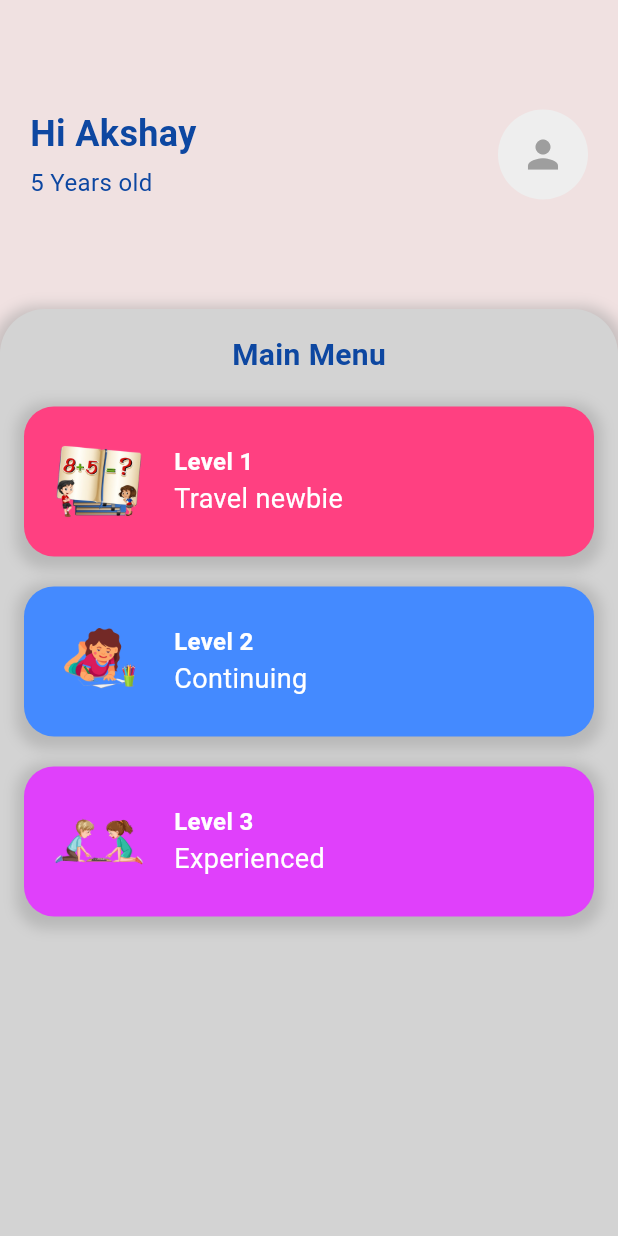
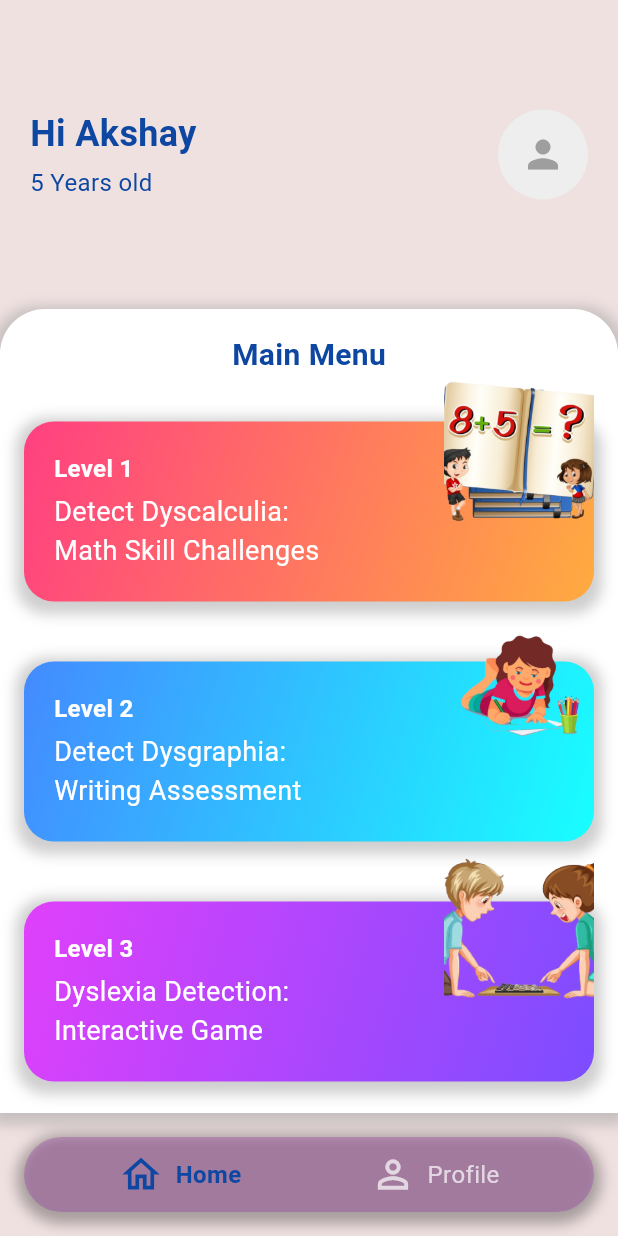
Before and after one commit to MinahilNaseer/DREAM, a Flutter app: the screen it shows after launch, on a phone screen of 412 x 824 dp. Run offline on Flutter 3.47's test engine with Material 3 defaults, Android fonts, the phone set to English and light mode, and no system bars.

Commit message:
Added bottom navigation

```diff
--- a/lib/screens/mainmenu.dart
+++ b/lib/screens/mainmenu.dart
@@ -1,8 +1,30 @@
 import 'package:flutter/material.dart';
 import '../widgets/menu-widget.dart'; // Import the widget
+import '../widgets/bottomnavigation.dart'; // Import the bottom nav widget
 
-class MainMenu extends StatelessWidget {
+class MainMenu extends StatefulWidget {
   const MainMenu({super.key});
+
+  @override
+  _MainMenuState createState() => _MainMenuState();
+}
+
+class _MainMenuState extends State<MainMenu> {
+  int _selectedIndex = 0;
+
+  void _onItemTapped(int index) {
+    setState(() {
+      _selectedIndex = index;
+    });
+
+    // Handle navigation based on selected index
+    if (index == 0) {
+      // Do nothing, we're already on the MainMenu
+    } else if (index == 1) {
+      // Navigate to Profile Page
+      Navigator.pushNamed(context, '/profile');
+    }
+  }
 
   @override
   Widget build(BuildContext context) {
@@ -61,7 +83,7 @@ class MainMenu extends StatelessWidget {
                 width: double.infinity,
                 padding: const EdgeInsets.all(16.0),
                 decoration: BoxDecoration(
-                  color: const Color(0xFFD3D3D3), // Soft grey for container
+                  color: Colors.white, // Soft grey for container
                   borderRadius: const BorderRadius.only(
                     topLeft: Radius.circular(30),
                     topRight: Radius.circular(30),
@@ -86,37 +108,48 @@ class MainMenu extends StatelessWidget {
                           color: Color(0xFF0D47A1),
                         ),
                       ),
-                      const SizedBox(height: 20),
+                      const SizedBox(height: 30),
                       // First level card
                       LevelCard(
                         level: "Level 1",
-                        title: "Travel newbie",
+                        title: "Detect Dyscalculia: ",
+                        subtitle: "Math Skill Challenges",
                         imageUrl: "assets/images/math-problem.png", // Local image asset
-                        color: Colors.pinkAccent,
+                        gradientColors: [Colors.pinkAccent, Colors.orangeAccent],
                       ),
-                      const SizedBox(height: 20),
+                      const SizedBox(height: 40),
                       // Second level card
                       LevelCard(
                         level: "Level 2",
-                        title: "Continuing",
+                        title: "Detect Dysgraphia: ",
+                        subtitle: "Writing Assessment",
                         imageUrl: "assets/images/writing-girl.png", // Local image asset
-                        color: Colors.blueAccent,
+                        gradientColors: [Colors.blueAccent, Colors.cyanAccent],
                       ),
-                      const SizedBox(height: 20),
+                      const SizedBox(height: 40),
                       // Third level card
                       LevelCard(
                         level: "Level 3",
-                        title: "Experienced",
+                        title: "Dyslexia Detection:",
+                        subtitle: "Interactive Game",
                         imageUrl: "assets/images/kids-playing-game.png", // Local image asset
-                        color: Colors.purpleAccent,
+                        gradientColors: [Colors.purpleAccent, Colors.deepPurpleAccent],
                       ),
                     ],
                   ),
                 ),
               ),
+
             ),
+
           ],
+
         ),
+
+      ),
+      bottomNavigationBar: BottomNavBar(
+        currentIndex: _selectedIndex, // Pass the current index
+        onTap: _onItemTapped, // Handle the tab change
       ),
     );
   }
--- /dev/null
+++ b/lib/widgets/bottomnavigation.dart
@@ -0,0 +1,77 @@
+import 'package:flutter/material.dart';
+
+class BottomNavBar extends StatelessWidget {
+  final int currentIndex;
+  final Function(int) onTap;
+
+  const BottomNavBar({
+    Key? key,
+    required this.currentIndex,
+    required this.onTap,
+  }) : super(key: key);
+
+  @override
+  Widget build(BuildContext context) {
+    return Container(
+      margin: const EdgeInsets.all(16.0), // Margin for spacing from screen edges
+      padding: const EdgeInsets.symmetric(vertical: 10.0, horizontal: 20.0), // Padding inside the container
+      decoration: BoxDecoration(
+        color: const Color.fromARGB(71, 142, 31, 161), // Background color of the box
+        borderRadius: BorderRadius.circular(30), // Rounded corners
+        boxShadow: [
+          BoxShadow(
+            color: Colors.black.withOpacity(0.3),
+            spreadRadius: 5,
+            blurRadius: 7,
+            offset: const Offset(0, 3), // Shadow effect
+          ),
+        ],
+      ),
+      child: Row(
+        mainAxisAlignment: MainAxisAlignment.spaceAround,
+        children: [
+          // Home Button
+          GestureDetector(
+            onTap: () => onTap(0),
+            child: _buildNavItem(
+              icon: Icons.home_outlined,
+              label: "Home",
+              isSelected: currentIndex == 0,
+            ),
+          ),
+          // Profile Button
+          GestureDetector(
+            onTap: () => onTap(1),
+            child: _buildNavItem(
+              icon: Icons.person_outline,
+              label: "Profile",
+              isSelected: currentIndex == 1,
+            ),
+          ),
+        ],
+      ),
+    );
+  }
+
+  // Method to build each navigation item with an icon and label
+  Widget _buildNavItem({required IconData icon, required String label, required bool isSelected}) {
+    return Row(
+      children: [
+        Icon(
+          icon,
+          size: 30,
+          color: isSelected ? Color(0xFF0D47A1) : Colors.white70, // Active or inactive color
+        ),
+        const SizedBox(width: 8), // Spacing between the icon and label
+        Text(
+          label,
+          style: TextStyle(
+            color: isSelected ? Color(0xFF0D47A1) : Colors.white70, // Active or inactive color
+            fontSize: 16,
+            fontWeight: isSelected ? FontWeight.bold : FontWeight.normal, // Bold for active label
+          ),
+        ),
+      ],
+    );
+  }
+}
--- a/lib/widgets/menu-widget.dart
+++ b/lib/widgets/menu-widget.dart
@@ -1,26 +1,35 @@
 import 'package:flutter/material.dart';
 
-// Define the LevelCard widget here
 class LevelCard extends StatelessWidget {
   final String level;
   final String title;
+  final String subtitle;
   final String imageUrl;
-  final Color color;
+  final List<Color> gradientColors;
 
   const LevelCard({
     Key? key,
     required this.level,
     required this.title,
+    required this.subtitle,
     required this.imageUrl,
-    required this.color,
+    required this.gradientColors,
   }) : super(key: key);
 
   @override
   Widget build(BuildContext context) {
-    return Container(
-      padding: const EdgeInsets.all(20.0),
+    return Stack(
+      clipBehavior: Clip.none, // Allows the image to overflow outside the container
+      children: [
+        Container(
+          width: double.infinity, // Full width to keep the card size consistent
+          height: 120, // Constant height for all cards
           decoration: BoxDecoration(
-        color: color,
+            gradient: LinearGradient(
+              colors: gradientColors,
+              begin: Alignment.topLeft,
+              end: Alignment.bottomRight,
+            ),
             borderRadius: BorderRadius.circular(20),
             boxShadow: [
               BoxShadow(
@@ -31,17 +40,9 @@ class LevelCard extends StatelessWidget {
               ),
             ],
           ),
-      child: Row(
-        children: [
-          // Image placeholder (using local assets)
-          Image.asset(
-            imageUrl,
-            height: 60,
-            width: 60,
-          ),
-          const SizedBox(width: 20),
-          // Level and title text
-          Column(
+          child: Padding(
+            padding: const EdgeInsets.only(left: 20.0, top: 20.0),
+            child: Column(
               crossAxisAlignment: CrossAxisAlignment.start,
               children: [
                 Text(
@@ -52,6 +53,7 @@ class LevelCard extends StatelessWidget {
                     fontWeight: FontWeight.bold,
                   ),
                 ),
+                const SizedBox(height: 4),
                 Text(
                   title,
                   style: const TextStyle(
@@ -59,10 +61,29 @@ class LevelCard extends StatelessWidget {
                     color: Colors.white,
                   ),
                 ),
-            ],
+                Text(
+                  subtitle,
+                  style: const TextStyle(
+                    fontSize: 18,
+                    color: Colors.white,
+                  ),
                 ),
               ],
             ),
+          ),
+        ),
+        // Image positioned on top of the container (overflowing it)
+        Positioned(
+          right: 0, // Adjust this value to fine-tune the exact position
+          top: -30,  // Move the image above the container
+          child: Image.asset(
+            imageUrl,
+            height: 100,
+            width: 100,
+            fit: BoxFit.cover,
+          ),
+        ),
+      ],
     );
   }
 }
```
Lines whose indentation alone changed are shown as unchanged.
